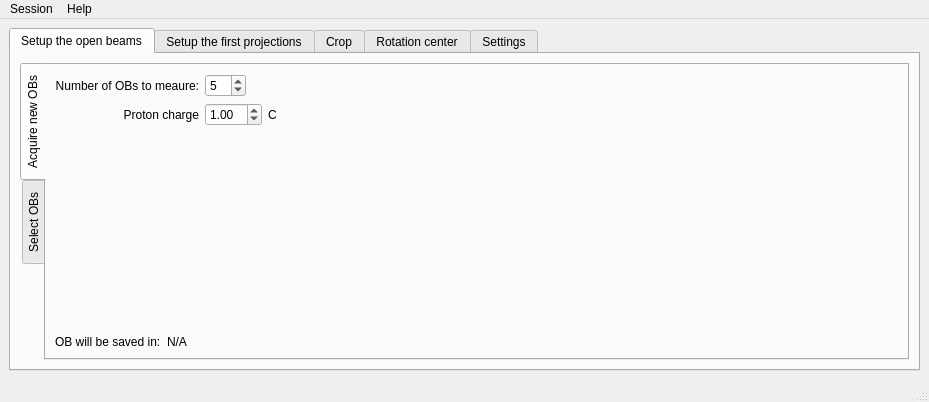
Above: src/asui/ui/main_application.ui from ornlneutronimaging/HyperCTui before the change. Below: the same form after it.
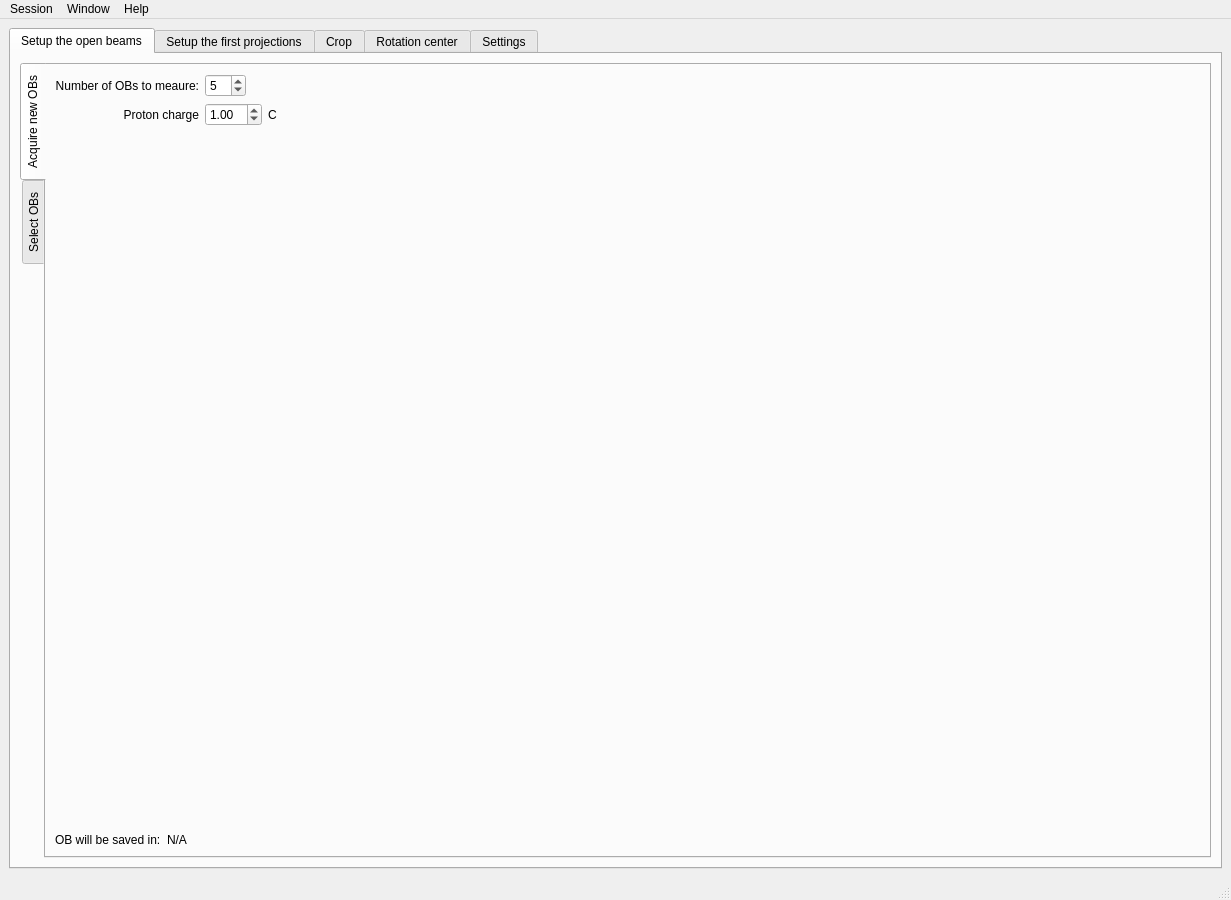
That is the form after the change. The open tabs and pages were chosen to show the change. Icons and pictures are not drawn.

The edit to the form file:
```diff
--- a/src/asui/ui/main_application.ui
+++ b/src/asui/ui/main_application.ui
@@ -6,8 +6,8 @@
    <rect>
     <x>0</x>
     <y>0</y>
-    <width>929</width>
-    <height>402</height>
+    <width>1231</width>
+    <height>900</height>
    </rect>
   </property>
   <property name="windowTitle">
@@ -435,7 +435,7 @@
     <rect>
      <x>0</x>
      <y>0</y>
-     <width>929</width>
+     <width>1231</width>
      <height>24</height>
     </rect>
    </property>
@@ -457,7 +457,14 @@
     <addaction name="actionSaveSession"/>
     <addaction name="separator"/>
    </widget>
+   <widget class="QMenu" name="menuWindow">
+    <property name="title">
+     <string>Window</string>
+    </property>
+    <addaction name="actionMonitor"/>
+   </widget>
    <addaction name="menuSession"/>
+   <addaction name="menuWindow"/>
    <addaction name="menuHelp"/>
   </widget>
   <action name="actionSelect_new_instrument">
```
Left out of the diff: 29 changed lines with no effect on the pictures.
